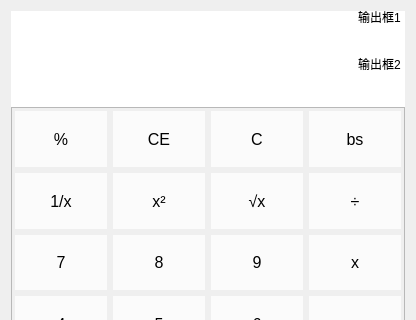
yxingqin/CulcaMaid, file src/Forms/PageStandard/PageStandard.ui: the form before one commit; both pictures show x 0 to 416 and y 0 to 320 of the 416 by 491 pixel window.
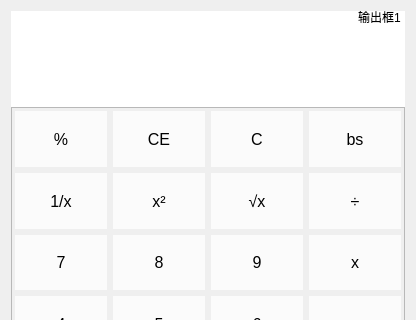
The form after the commit.

What changed in the file:
```diff
--- a/src/Forms/PageStandard/PageStandard.ui
+++ b/src/Forms/PageStandard/PageStandard.ui
@@ -78,8 +78,11 @@
        <height>80</height>
       </size>
      </property>
+     <property name="inputMask">
+      <string/>
+     </property>
      <property name="text">
-      <string>输出框2</string>
+      <string/>
      </property>
      <property name="frame">
       <bool>false</bool>
@@ -88,7 +91,10 @@
       <set>Qt::AlignRight|Qt::AlignTrailing|Qt::AlignVCenter</set>
      </property>
      <property name="readOnly">
-      <bool>true</bool>
+      <bool>false</bool>
+     </property>
+     <property name="clearButtonEnabled">
+      <bool>false</bool>
      </property>
     </widget>
    </item>
```
